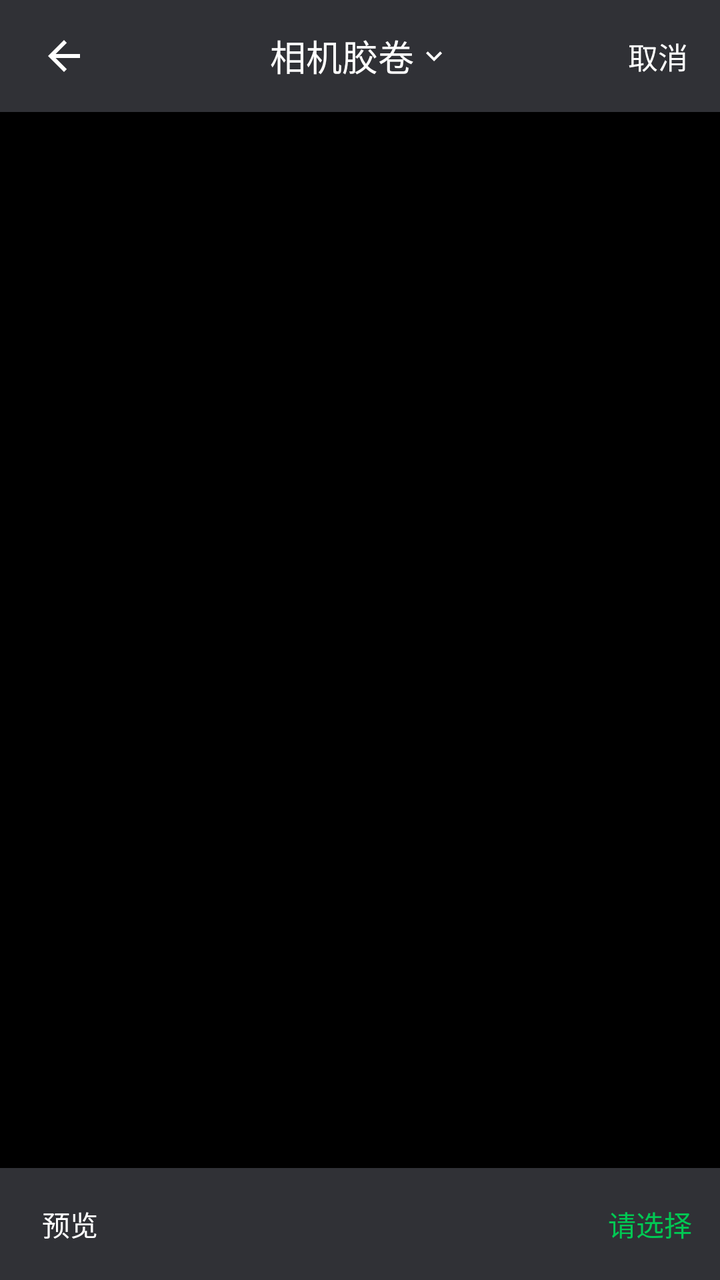
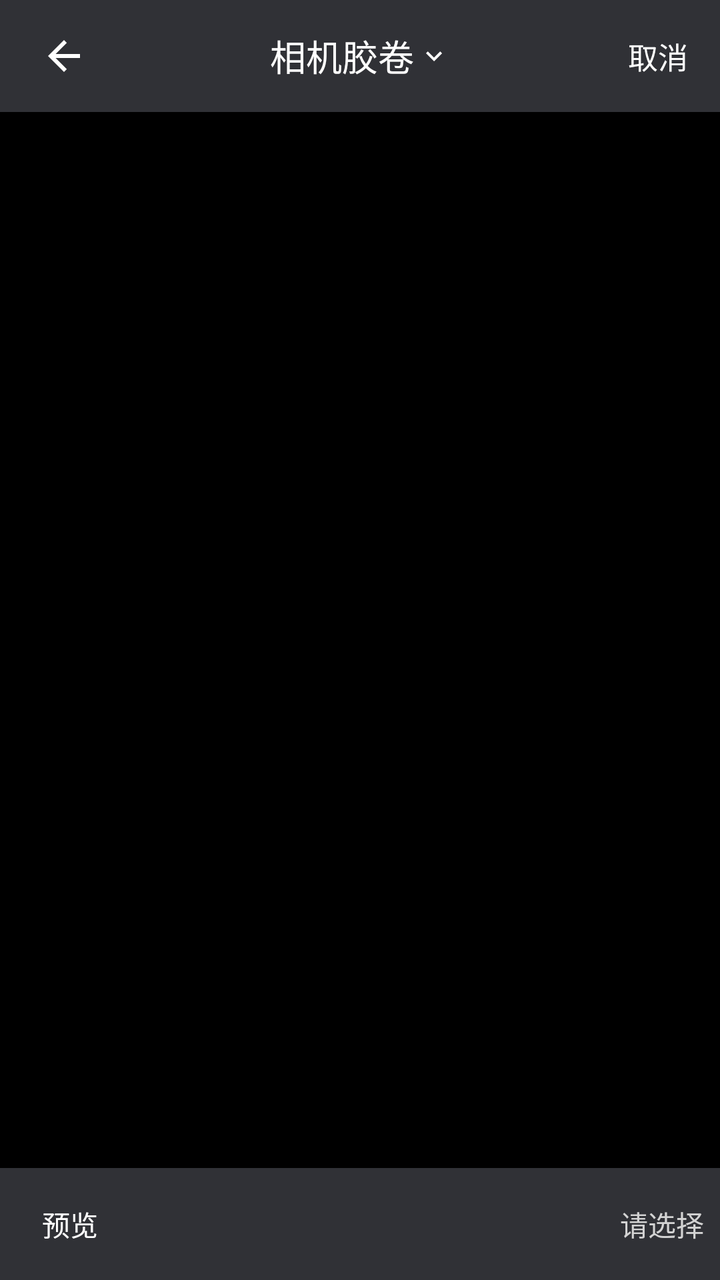

Screens rendered from an Android XML layout before and after an edit, with the pre-edit source and the edit as a unified diff.
<!-- AndroidManifest.xml: another module's application theme Theme.Album -->
<!-- res/layout/auv_activity_album_picker.xml -->
<?xml version="1.0" encoding="utf-8"?>
<LinearLayout xmlns:android="http://schemas.android.com/apk/res/android"
    android:id="@+id/auv_picker_root"
    android:layout_width="match_parent"
    android:layout_height="match_parent"
    android:background="@color/auv_toolbar"
    android:orientation="vertical">

    <RelativeLayout
        android:id="@+id/auv_picker_toolbar"
        android:layout_width="match_parent"
        android:layout_height="56dp"
        android:background="@color/auv_toolbar"
        android:gravity="center_vertical"
        android:paddingStart="8dp"
        android:paddingTop="4dp"
        android:paddingEnd="8dp"
        android:paddingBottom="4dp">

        <ImageButton
            android:id="@+id/auv_picker_back"
            android:layout_width="48dp"
            android:layout_height="48dp"
            android:background="@android:color/transparent"
            android:contentDescription="@string/auv_back"
            android:src="@drawable/auv_ic_album_back" />

        <LinearLayout
            android:id="@+id/auv_picker_title_action"
            android:layout_width="match_parent"
            android:layout_height="48dp"
            android:layout_marginHorizontal="100dp"
            android:gravity="center"
            android:orientation="horizontal">

            <TextView
                android:id="@+id/auv_picker_title"
                android:layout_width="wrap_content"
                android:layout_height="match_parent"
                android:ellipsize="end"
                android:gravity="center"
                android:maxLines="1"
                android:text="@string/auv_title"
                android:textColor="@color/auv_primary"
                android:textSize="18sp" />

            <ImageView
                android:id="@+id/auv_picker_title_arrow"
                android:layout_width="16dp"
                android:layout_height="16dp"
                android:layout_marginStart="2dp"
                android:contentDescription="@null"
                android:src="@drawable/auv_ic_album_expand_more" />
        </LinearLayout>

        <TextView
            android:id="@+id/auv_picker_cancel"
            android:layout_width="wrap_content"
            android:layout_height="48dp"
            android:gravity="center"
            android:layout_alignParentEnd="true"
            android:paddingStart="12dp"
            android:paddingEnd="8dp"
            android:text="@string/auv_cancel"
            android:textColor="@color/auv_primary"
            android:textSize="15sp" />
    </RelativeLayout>

    <androidx.recyclerview.widget.RecyclerView
        android:id="@+id/auv_picker_grid"
        android:layout_width="match_parent"
        android:layout_height="0dp"
        android:layout_weight="1"
        android:background="@android:color/black"
        android:clipToPadding="false" />

    <Button
        android:id="@+id/auv_picker_permission"
        android:layout_width="match_parent"
        android:layout_height="56dp"
        android:backgroundTint="@color/auv_permission_background"
        android:textColor="@color/auv_permission_text"
        android:textSize="15sp"
        android:visibility="gone" />

    <LinearLayout
        android:id="@+id/auv_picker_bottom"
        android:layout_width="match_parent"
        android:layout_height="56dp"
        android:background="@color/auv_bottom"
        android:gravity="center_vertical"
        android:orientation="horizontal"
        android:paddingTop="4dp"
        android:paddingBottom="4dp">

        <Button
            android:id="@+id/auv_picker_preview"
            android:layout_width="wrap_content"
            android:layout_height="48dp"
            android:paddingHorizontal="10dp"
            android:background="@android:color/transparent"
            android:minHeight="0dp"
            android:minWidth="70dp"
            android:stateListAnimator="@null"
            android:text="@string/auv_preview"
            android:textAllCaps="false"
            android:textColor="@color/auv_primary" />

        <View
            android:layout_width="0dp"
            android:layout_height="1dp"
            android:layout_weight="1" />

        <Button
            android:id="@+id/auv_picker_done"
            android:layout_width="wrap_content"
            android:layout_height="48dp"
            android:paddingHorizontal="10dp"
            android:background="@android:color/transparent"
            android:minHeight="0dp"
            android:minWidth="70dp"
            android:textSize="14sp"
            android:stateListAnimator="@null"
            android:text="@string/auv_please_select"
            android:textAllCaps="false"
            android:textColor="@color/auv_accent" />
    </LinearLayout>
</LinearLayout>
<!-- resources referenced by this layout -->
<resources>
  <color name="auv_accent">#FF00C853</color>
  <color name="auv_bottom">#FF303136</color>
  <color name="auv_permission_background">#FFE0E0E0</color>
  <color name="auv_permission_text">#FF303136</color>
  <color name="auv_primary">#FFFFFFFF</color>
  <color name="auv_toolbar">#FF303136</color>
  <!-- drawable auv_ic_album_back (drawable) -->
  <vector xmlns:android="http://schemas.android.com/apk/res/android"
      android:width="24dp"
      android:height="24dp"
      android:viewportWidth="24"
      android:viewportHeight="24">
      <path
          android:fillColor="#FFFFFFFF"
          android:pathData="M20,11L7.83,11l5.59,-5.59L12,4l-8,8 8,8 1.41,-1.41L7.83,13L20,13z" />
  </vector>
  <!-- drawable auv_ic_album_expand_more (drawable) -->
  <?xml version="1.0" encoding="utf-8"?>
  <vector xmlns:android="http://schemas.android.com/apk/res/android"
      android:width="24dp"
      android:height="24dp"
      android:viewportWidth="24"
      android:viewportHeight="24">
      <path
          android:fillColor="#FFFFFFFF"
          android:pathData="M7.41,8.59L12,13.17L16.59,8.59L18,10L12,16L6,10Z" />
  </vector>
  <string name="auv_back">返回</string>
  <string name="auv_cancel">取消</string>
  <string name="auv_please_select">请选择</string>
  <string name="auv_preview">预览</string>
  <string name="auv_title">相机胶卷</string>
  <style name="Theme.Album" parent="android:Theme.Material.Light.NoActionBar" />
</resources>

<!-- the commit's change to res/layout/auv_activity_album_picker.xml (unified diff, before → after) -->
@@ -111,18 +111,36 @@
             android:layout_height="1dp"
             android:layout_weight="1" />
 
-        <Button
-            android:id="@+id/auv_picker_done"
+        <LinearLayout
+            android:id="@+id/auv_picker_done_action"
             android:layout_width="wrap_content"
             android:layout_height="48dp"
-            android:paddingHorizontal="10dp"
-            android:background="@android:color/transparent"
-            android:minHeight="0dp"
-            android:minWidth="70dp"
-            android:textSize="14sp"
-            android:stateListAnimator="@null"
-            android:text="@string/auv_please_select"
-            android:textAllCaps="false"
-            android:textColor="@color/auv_accent" />
+            android:clickable="true"
+            android:focusable="true"
+            android:gravity="center_vertical"
+            android:orientation="horizontal"
+            android:paddingStart="10dp"
+            android:paddingEnd="8dp">
+
+            <TextView
+                android:id="@+id/auv_picker_selected_count"
+                android:layout_width="wrap_content"
+                android:layout_height="18dp"
+                android:minWidth="18dp"
+                android:gravity="center"
+                android:textColor="@color/auv_primary"
+                android:textSize="13sp"
+                android:visibility="gone" />
+
+            <TextView
+                android:id="@+id/auv_picker_done_text"
+                android:layout_width="wrap_content"
+                android:layout_height="match_parent"
+                android:layout_marginStart="8dp"
+                android:gravity="center"
+                android:text="@string/auv_please_select"
+                android:textColor="@color/auv_secondary"
+                android:textSize="14sp" />
+        </LinearLayout>
     </LinearLayout>
 </LinearLayout>
<!-- resource entries referenced after the edit -->
@@ -1,10 +1,10 @@
 <!-- resources referenced by this layout -->
 <resources>
-  <color name="auv_accent">#FF00C853</color>
   <color name="auv_bottom">#FF303136</color>
   <color name="auv_permission_background">#FFE0E0E0</color>
   <color name="auv_permission_text">#FF303136</color>
   <color name="auv_primary">#FFFFFFFF</color>
+  <color name="auv_secondary">#FFD3D3D3</color>
   <color name="auv_toolbar">#FF303136</color>
   <!-- drawable auv_ic_album_back (drawable) -->
   <vector xmlns:android="http://schemas.android.com/apk/res/android"
